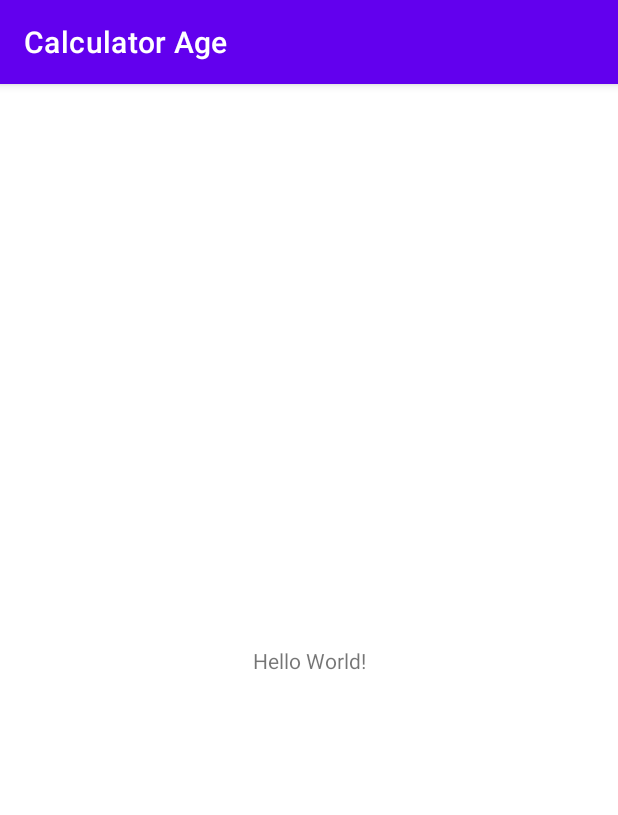
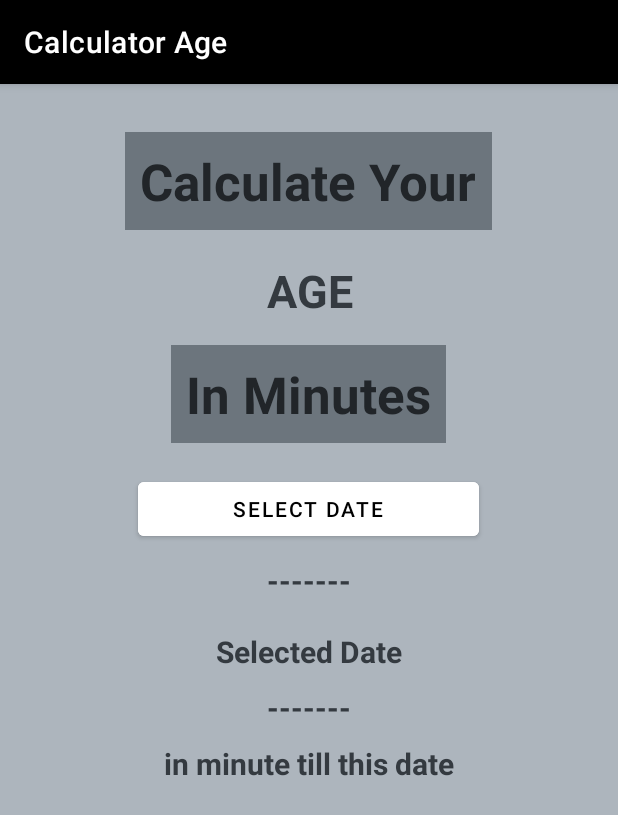
Before and after one commit to eldyyuda11/Android, an Android app: the screen it shows after launch (MainActivity), on a phone screen of 412 x 824 dp. Shown: the top 815 px of the screen. Run offline under Robolectric (Android 15) with nearby library versions, the phone set to English and light mode, and no system bars.

Commit message:
membuat perhitungan menit pada app di bagian MainActivity

```diff
--- a/app/src/main/java/project/app/calculatorage/MainActivity.kt
+++ b/app/src/main/java/project/app/calculatorage/MainActivity.kt
@@ -1,11 +1,59 @@
 package project.app.calculatorage
 
+import android.app.DatePickerDialog
 import androidx.appcompat.app.AppCompatActivity
 import android.os.Bundle
+import android.widget.Button
+import android.widget.DatePicker
+import android.widget.TextView
+import android.widget.Toast
+import java.lang.ArithmeticException
+import java.text.SimpleDateFormat
+import java.util.*
 
 class MainActivity : AppCompatActivity() {
+    private var tvSelectedDate : TextView? = null
+    private var tvInMinutes :TextView? = null
+
     override fun onCreate(savedInstanceState: Bundle?) {
         super.onCreate(savedInstanceState)
         setContentView(R.layout.activity_main)
+
+        val btnDatePicker : Button = findViewById(R.id.btnDate)
+        tvSelectedDate = findViewById(R.id.textViewTGL)
+        tvInMinutes = findViewById(R.id.textViewMinute)
+
+        btnDatePicker.setOnClickListener{
+            clickdatePicker()
+        }
+    }
+
+    private fun clickdatePicker(){
+        val myCalendar = Calendar.getInstance()
+        val year = myCalendar.get(Calendar.YEAR)
+        val month = myCalendar.get(Calendar.MONTH)
+        val day = myCalendar.get(Calendar.DAY_OF_MONTH)
+        Toast.makeText(this,"Silahkan Pilih Tanggal lahir anda",Toast.LENGTH_LONG).show()
+
+        val dpd = DatePickerDialog(this, {
+                _, selectedYear, selectedMonth, selectedDayOfMonth ->
+                Toast.makeText(this,"Day is $selectedDayOfMonth, Month is ${selectedMonth+1}, Year is $selectedYear, ",
+                Toast.LENGTH_LONG).show()
+                val selectedDate = "$selectedDayOfMonth-${selectedMonth+1}-$selectedYear"
+                tvSelectedDate?.text=selectedDate
+
+                val sdf = SimpleDateFormat("dd-mm-yyyy",Locale.ENGLISH)
+                val theDate = sdf.parse(selectedDate)
+                theDate?.let {
+                    val selectedDateInMinutes = theDate.time / 60000
+                    val currentDate = sdf.parse(sdf.format(System.currentTimeMillis()))
+                    currentDate?.let {
+                        val currentDateinMinutes= currentDate.time / 60000
+                        val different = currentDateinMinutes - selectedDateInMinutes
+                        tvInMinutes?.text= different.toString()
+                    }
+                }},year,month,day)
+        dpd.datePicker.maxDate=System.currentTimeMillis() - 86400000
+        dpd.show()
     }
 }
--- a/app/src/main/res/layout/activity_main.xml
+++ b/app/src/main/res/layout/activity_main.xml
@@ -1,18 +1,118 @@
 <?xml version="1.0" encoding="utf-8"?>
-<androidx.constraintlayout.widget.ConstraintLayout xmlns:android="http://schemas.android.com/apk/res/android"
+<LinearLayout xmlns:android="http://schemas.android.com/apk/res/android"
     xmlns:app="http://schemas.android.com/apk/res-auto"
     xmlns:tools="http://schemas.android.com/tools"
     android:layout_width="match_parent"
     android:layout_height="match_parent"
-    tools:context=".MainActivity">
+    tools:context=".MainActivity"
+    android:orientation="vertical"
+    android:background="@color/bgColor"
+    android:gravity="center_horizontal"
+    android:padding="16dp">
 
     <TextView
         android:layout_width="wrap_content"
         android:layout_height="wrap_content"
-        android:text="Hello World!"
+        android:layout_marginTop="16dp"
+        android:layout_marginBottom="20dp"
+        android:background="@color/textBg"
+        android:padding="10dp"
+        android:text="Calculate Your"
+        android:textAlignment="center"
+        android:textColor="@color/textColor"
+        android:textSize="34sp"
+        android:textStyle="bold"
         app:layout_constraintBottom_toBottomOf="parent"
+        app:layout_constraintHorizontal_bias="0.58"
         app:layout_constraintLeft_toLeftOf="parent"
         app:layout_constraintRight_toRightOf="parent"
-        app:layout_constraintTop_toTopOf="parent" />
+        app:layout_constraintTop_toTopOf="parent"
+        app:layout_constraintVertical_bias="0.062" />
 
-</androidx.constraintlayout.widget.ConstraintLayout>
+    <TextView
+        android:id="@+id/textView"
+        android:layout_width="237dp"
+        android:layout_height="wrap_content"
+        android:text="AGE"
+        android:textColor="@color/textColor2"
+        android:textAlignment="center"
+        android:textSize="30sp"
+        android:textStyle="bold" />
+
+    <TextView
+        android:layout_width="wrap_content"
+        android:layout_height="wrap_content"
+        android:layout_marginTop="16dp"
+        android:layout_marginBottom="20dp"
+        android:background="@color/textBg"
+        android:padding="10dp"
+        android:text="In Minutes"
+        android:textAlignment="center"
+        android:textColor="@color/textColor"
+        android:textSize="34sp"
+        android:textStyle="bold"
+        app:layout_constraintBottom_toBottomOf="parent"
+        app:layout_constraintHorizontal_bias="0.58"
+        app:layout_constraintLeft_toLeftOf="parent"
+        app:layout_constraintRight_toRightOf="parent"
+        app:layout_constraintTop_toTopOf="parent"
+        app:layout_constraintVertical_bias="0.062" />
+
+    <Button
+        android:id="@+id/btnDate"
+        android:layout_width="227dp"
+        android:textColor="@color/black"
+        android:backgroundTint="@color/white"
+        android:layout_height="wrap_content"
+        android:text="Select Date" />
+
+    <TextView
+        android:id="@+id/textViewTGL"
+        android:layout_width="237dp"
+        android:layout_height="wrap_content"
+        android:text="-------"
+        android:textColor="@color/textColor2"
+        android:textAlignment="center"
+        android:textSize="20sp"
+        android:textStyle="bold"
+        android:layout_marginTop="10dp"
+        android:layout_marginBottom="10dp"/>
+
+    <TextView
+        android:id="@+id/textViewSelect"
+        android:layout_width="237dp"
+        android:layout_height="wrap_content"
+        android:text="Selected Date"
+        android:textAlignment="center"
+        android:textColor="@color/textColor2"
+        android:textSize="20sp"
+        android:textStyle="bold"
+        android:layout_marginTop="10dp"
+        android:layout_marginBottom="10dp"
+        />
+    <TextView
+        android:id="@+id/textViewMinute"
+        android:layout_width="237dp"
+        android:layout_height="wrap_content"
+        android:text="-------"
+        android:textAlignment="center"
+        android:textColor="@color/textColor2"
+        android:textSize="20sp"
+        android:textStyle="bold"
+        />
+    <TextView
+        android:id="@+id/textViewDescMinute"
+        android:layout_width="237dp"
+        android:layout_height="wrap_content"
+        android:text="in minute till this date"
+        android:textAlignment="center"
+        android:textColor="@color/textColor2"
+        android:textSize="20sp"
+        android:textStyle="bold"
+        android:layout_marginTop="10dp"
+        android:layout_marginBottom="10dp"
+        />
+
+
+
+</LinearLayout>
--- a/app/src/main/res/values/colors.xml
+++ b/app/src/main/res/values/colors.xml
@@ -7,4 +7,8 @@
     <color name="teal_700">#FF018786</color>
     <color name="black">#FF000000</color>
     <color name="white">#FFFFFFFF</color>
+    <color name="textColor">#212529</color>
+    <color name="textBg">#6C757D</color>
+    <color name="bgColor">#ADB5BD</color>
+    <color name="textColor2">#343A40</color>
 </resources>
--- a/app/src/main/res/values/themes.xml
+++ b/app/src/main/res/values/themes.xml
@@ -2,7 +2,7 @@
     <!-- Base application theme. -->
     <style name="Theme.CalculatorAge" parent="Theme.MaterialComponents.DayNight.DarkActionBar">
         <!-- Primary brand color. -->
-        <item name="colorPrimary">@color/purple_500</item>
+        <item name="colorPrimary">@color/black</item>
         <item name="colorPrimaryVariant">@color/purple_700</item>
         <item name="colorOnPrimary">@color/white</item>
         <!-- Secondary brand color. -->
--- a/build.gradle
+++ b/build.gradle
@@ -1,7 +1,7 @@
 // Top-level build file where you can add configuration options common to all sub-projects/modules.
 plugins {
-    id 'com.android.application' version '7.1.1' apply false
-    id 'com.android.library' version '7.1.1' apply false
+    id 'com.android.application' version '7.1.2' apply false
+    id 'com.android.library' version '7.1.2' apply false
     id 'org.jetbrains.kotlin.android' version '1.6.10' apply false
 }
 
```
